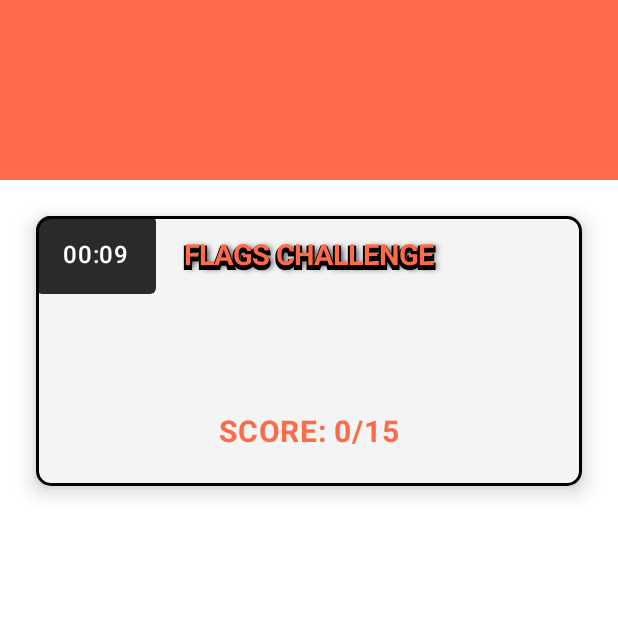
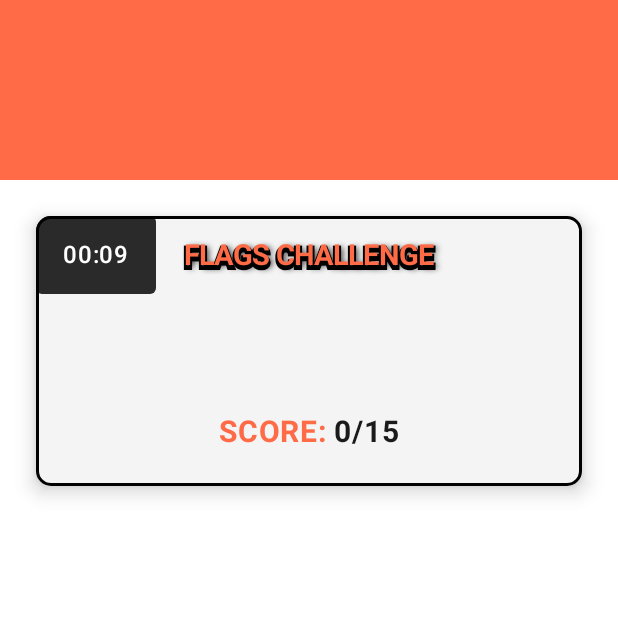
Before and after one commit to AllwinJohnson/Timer-Quiz, an Android app built with Jetpack Compose: the composable ScoreScreen called with empty values, on a phone screen of 412 x 824 dp, the top half of it. Run offline under Robolectric (Android 15) with nearby library versions, the phone set to English and light mode, and no system bars.

Commit message:
score color

```diff
--- a/app/src/main/java/com/example/timer_quiz/presentation/ui/screens/ScoreScreen.kt
+++ b/app/src/main/java/com/example/timer_quiz/presentation/ui/screens/ScoreScreen.kt
@@ -10,7 +10,10 @@ import androidx.compose.runtime.*
 import androidx.compose.ui.Alignment
 import androidx.compose.ui.Modifier
 import androidx.compose.ui.graphics.Color
+import androidx.compose.ui.text.SpanStyle
+import androidx.compose.ui.text.buildAnnotatedString
 import androidx.compose.ui.text.font.FontWeight
+import androidx.compose.ui.text.withStyle
 import androidx.compose.ui.unit.dp
 import androidx.compose.ui.unit.sp
 import com.example.timer_quiz.presentation.ui.components.FlagTitleText
@@ -116,8 +119,14 @@ fun ScoreScreen(
                             .padding(horizontal = 32.dp)
                     ) {
                         Text(
-                            text = "SCORE: $score/15",
-                            color = FlagsColors.OrangePrimary,
+                            text = buildAnnotatedString {
+                                withStyle(style = SpanStyle(color = FlagsColors.OrangePrimary)) {
+                                    append("SCORE: ")
+                                }
+                                withStyle(style = SpanStyle(color = FlagsColors.TextPrimary)) {
+                                    append("$score/15")
+                                }
+                            },
                             fontSize = 20.sp,
                             fontWeight = FontWeight.Bold
                         )
```
